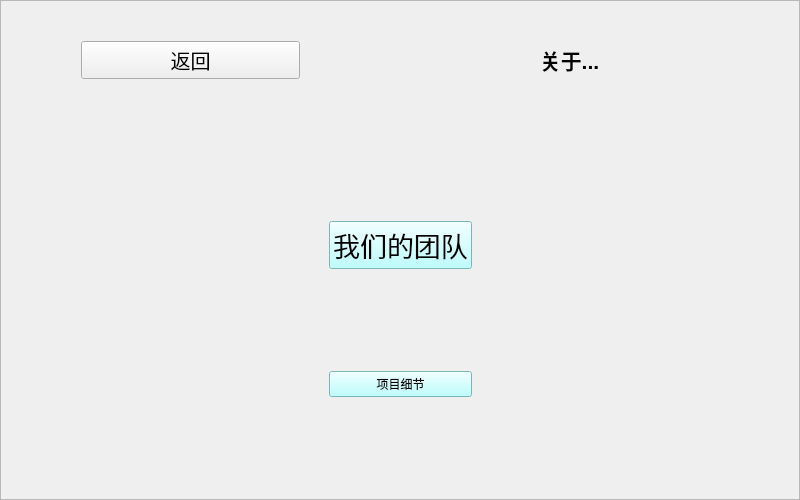
Qt form TomClock_QtCreator/screenUi/about.ui (MeoRinLime/TomClock) before a commit.
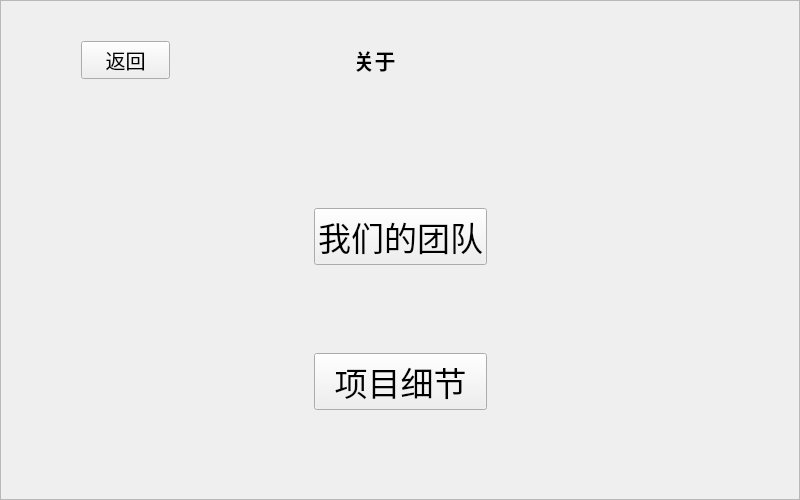
The same form after that commit. Icons and pictures are not drawn.

```diff
--- a/TomClock_QtCreator/screenUi/about.ui
+++ b/TomClock_QtCreator/screenUi/about.ui
@@ -168,8 +168,16 @@
           </item>
           <item>
            <widget class="QLabel" name="label">
+            <property name="font">
+             <font>
+              <pointsize>21</pointsize>
+             </font>
+            </property>
             <property name="text">
-             <string>&lt;html&gt;&lt;head/&gt;&lt;body&gt;&lt;p align=&quot;center&quot;&gt;&lt;span style=&quot; font-size:16pt; font-weight:700;&quot;&gt;关于...&lt;/span&gt;&lt;/p&gt;&lt;/body&gt;&lt;/html&gt;</string>
+             <string>&lt;html&gt;&lt;head/&gt;&lt;body&gt;&lt;p align=&quot;center&quot;&gt;&lt;span style=&quot; font-size:16pt; font-weight:700;&quot;&gt;关于&lt;/span&gt;&lt;/p&gt;&lt;/body&gt;&lt;/html&gt;</string>
+            </property>
+            <property name="alignment">
+             <set>Qt::AlignCenter</set>
             </property>
            </widget>
           </item>
@@ -179,11 +187,11 @@
              <enum>Qt::Horizontal</enum>
             </property>
             <property name="sizeType">
-             <enum>QSizePolicy::Preferred</enum>
+             <enum>QSizePolicy::Minimum</enum>
             </property>
             <property name="sizeHint" stdset="0">
              <size>
-              <width>40</width>
+              <width>300</width>
               <height>20</height>
              </size>
             </property>
@@ -225,18 +233,14 @@
              <widget class="QPushButton" name="ourTeam">
               <property name="font">
                <font>
-                <family>隶书</family>
-                <pointsize>20</pointsize>
+                <family>方正铭石体 简</family>
+                <pointsize>25</pointsize>
                 <italic>false</italic>
                 <bold>false</bold>
                </font>
               </property>
               <property name="styleSheet">
-               <string notr="true">background-color:rgb(170, 255, 255);
-font: 20pt &quot;隶书&quot;;
-alternate-background-color: qlineargradient(spread:pad, x1:0, y1:0, x2:1, y2:0, stop:0 rgba(0, 0, 0, 255), stop:1 rgba(255, 255, 255, 255));
-
-</string>
+               <string notr="true"/>
               </property>
               <property name="text">
                <string>我们的团队</string>
@@ -258,11 +262,16 @@
             </item>
             <item>
              <widget class="QPushButton" name="github">
+              <property name="font">
+               <font>
+                <family>方正铭石体 简</family>
+                <pointsize>25</pointsize>
+                <italic>false</italic>
+                <bold>false</bold>
+               </font>
+              </property>
               <property name="styleSheet">
-               <string notr="true">background-color:rgb(170, 255, 255);
-font: 20pt &quot;隶书&quot;;
-alternate-background-color: qlineargradient(spread:pad, x1:0, y1:0, x2:1, y2:0, stop:0 rgba(0, 0, 0, 255), stop:1 rgba(255, 255, 255, 255));
-</string>
+               <string notr="true"/>
               </property>
               <property name="text">
                <string>项目细节</string>
```
